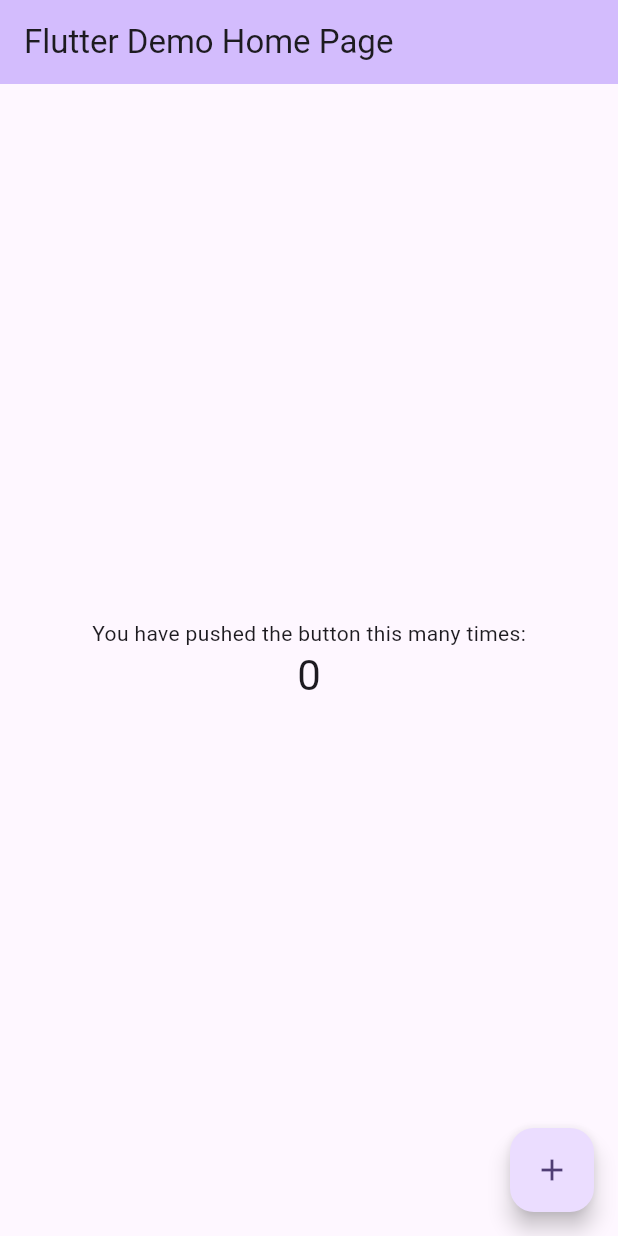
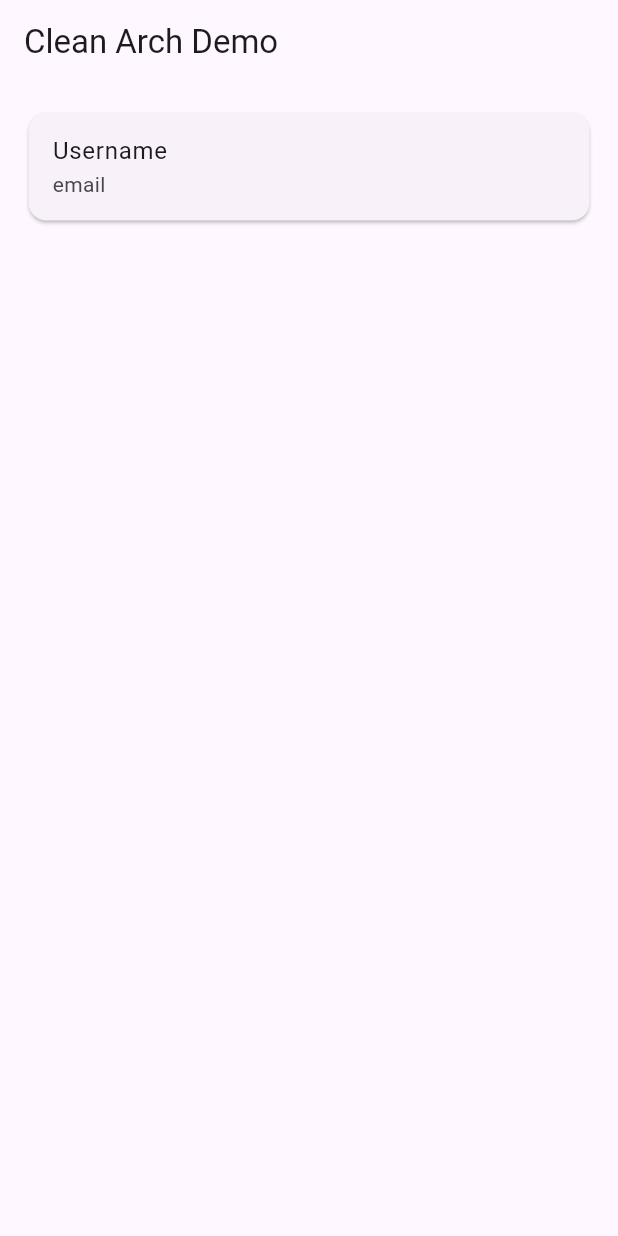
Before and after one commit to MuhammadNaushad/my_first_clean_architecture_demo, a Flutter app: the screen it shows after launch, on a phone screen of 412 x 824 dp. Run offline on Flutter 3.47's test engine with Material 3 defaults, Android fonts, the phone set to English and light mode, and no system bars; our stand-ins replace get_it.

Commit message:
changes 2-4-2024

```diff
--- /dev/null
+++ b/lib/data/repository/user_repository.dart
@@ -0,0 +1,5 @@
+import 'package:my_first_clean_architecture_demo/domain/entity/user_domain.dart';
+
+abstract class UserRepository {
+  Future<List<UserDomain>> getUsers();
+}
--- /dev/null
+++ b/lib/domain/entity/user_domain.dart
@@ -0,0 +1,17 @@
+class UserDomain {
+  int? id;
+  String? name;
+  String? username;
+  String? email;
+  String? phone;
+  String? website;
+
+  UserDomain({
+    this.id,
+    this.name,
+    this.username,
+    this.email,
+    this.phone,
+    this.website,
+  });
+}
--- /dev/null
+++ b/lib/domain/models/user_json_model.dart
@@ -0,0 +1,36 @@
+import 'package:my_first_clean_architecture_demo/domain/entity/user_domain.dart';
+
+class UserJsonModel {
+  int? id;
+  String? name;
+  String? username;
+  String? email;
+  String? phone;
+  String? website;
+
+  UserJsonModel({
+    this.id,
+    this.name,
+    this.username,
+    this.email,
+    this.phone,
+    this.website,
+  });
+
+  UserJsonModel.fromJson(Map<String, dynamic> json) {
+    id = json['id'] ?? 0;
+    name = json['name'] ?? "";
+    username = json['username'] ?? "";
+    email = json['email'] ?? "";
+    phone = json['phone'] ?? "";
+    website = json['website'] ?? "";
+  }
+
+  UserDomain toDomain() => UserDomain(
+        id: id,
+        name: name,
+        email: email!.split("@").first,
+        phone: phone,
+        website: website,
+      );
+}
--- a/lib/main.dart
+++ b/lib/main.dart
@@ -1,52 +1,37 @@
 import 'package:flutter/material.dart';
+import 'package:get_it/get_it.dart';
+import 'package:my_first_clean_architecture_demo/data/repository/firebase_user_repository.dart';
+import 'package:my_first_clean_architecture_demo/data/repository/rest_api_user_repository.dart';
+import 'package:my_first_clean_architecture_demo/data/repository/user_repository.dart';
 
+import 'screens/user_list.dart';
+
+final GetIt getIt = GetIt.instance;
 void main() {
+  getIt.registerLazySingleton<UserRepository>(() => FirebaseUserRepository());
   runApp(const MyApp());
 }
 
 class MyApp extends StatelessWidget {
   const MyApp({super.key});
 
-  // This widget is the root of your application.
   @override
   Widget build(BuildContext context) {
     return MaterialApp(
       title: 'Flutter Demo',
       theme: ThemeData(
-        // This is the theme of your application.
-        //
-        // TRY THIS: Try running your application with "flutter run". You'll see
-        // the application has a blue toolbar. Then, without quitting the app,
-        // try changing the seedColor in the colorScheme below to Colors.green
-        // and then invoke "hot reload" (save your changes or press the "hot
-        // reload" button in a Flutter-supported IDE, or press "r" if you used
-        // the command line to start the app).
-        //
-        // Notice that the counter didn't reset back to zero; the application
-        // state is not lost during the reload. To reset the state, use hot
-        // restart instead.
-        //
-        // This works for code too, not just values: Most code changes can be
-        // tested with just a hot reload.
         colorScheme: ColorScheme.fromSeed(seedColor: Colors.deepPurple),
         useMaterial3: true,
       ),
-      home: const MyHomePage(title: 'Flutter Demo Home Page'),
+      home: UserListScreen(
+        userRepository: getIt(),
+      ),
     );
   }
 }
 
 class MyHomePage extends StatefulWidget {
   const MyHomePage({super.key, required this.title});
-
-  // This widget is the home page of your application. It is stateful, meaning
-  // that it has a State object (defined below) that contains fields that affect
-  // how it looks.
-
-  // This class is the configuration for the state. It holds the values (in this
-  // case the title) provided by the parent (in this case the App widget) and
-  // used by the build method of the State. Fields in a Widget subclass are
-  // always marked "final".
 
   final String title;
 
@@ -59,50 +44,19 @@ class _MyHomePageState extends State<MyHomePage> {
 
   void _incrementCounter() {
     setState(() {
-      // This call to setState tells the Flutter framework that something has
-      // changed in this State, which causes it to rerun the build method below
-      // so that the display can reflect the updated values. If we changed
-      // _counter without calling setState(), then the build method would not be
-      // called again, and so nothing would appear to happen.
       _counter++;
     });
   }
 
   @override
   Widget build(BuildContext context) {
-    // This method is rerun every time setState is called, for instance as done
-    // by the _incrementCounter method above.
-    //
-    // The Flutter framework has been optimized to make rerunning build methods
-    // fast, so that you can just rebuild anything that needs updating rather
-    // than having to individually change instances of widgets.
     return Scaffold(
       appBar: AppBar(
-        // TRY THIS: Try changing the color here to a specific color (to
-        // Colors.amber, perhaps?) and trigger a hot reload to see the AppBar
-        // change color while the other colors stay the same.
         backgroundColor: Theme.of(context).colorScheme.inversePrimary,
-        // Here we take the value from the MyHomePage object that was created by
-        // the App.build method, and use it to set our appbar title.
         title: Text(widget.title),
       ),
       body: Center(
-        // Center is a layout widget. It takes a single child and positions it
-        // in the middle of the parent.
         child: Column(
-          // Column is also a layout widget. It takes a list of children and
-          // arranges them vertically. By default, it sizes itself to fit its
-          // children horizontally, and tries to be as tall as its parent.
-          //
-          // Column has various properties to control how it sizes itself and
-          // how it positions its children. Here we use mainAxisAlignment to
-          // center the children vertically; the main axis here is the vertical
-          // axis because Columns are vertical (the cross axis would be
-          // horizontal).
-          //
-          // TRY THIS: Invoke "debug painting" (choose the "Toggle Debug Paint"
-          // action in the IDE, or press "p" in the console), to see the
-          // wireframe for each widget.
           mainAxisAlignment: MainAxisAlignment.center,
           children: <Widget>[
             const Text(
@@ -119,7 +73,7 @@ class _MyHomePageState extends State<MyHomePage> {
         onPressed: _incrementCounter,
         tooltip: 'Increment',
         child: const Icon(Icons.add),
-      ), // This trailing comma makes auto-formatting nicer for build methods.
+      ),
     );
   }
 }
--- /dev/null
+++ b/lib/screens/user_list.dart
@@ -0,0 +1,58 @@
+import 'package:flutter/material.dart';
+import 'package:my_first_clean_architecture_demo/data/repository/rest_api_user_repository.dart';
+import 'package:my_first_clean_architecture_demo/data/repository/user_repository.dart';
+import '../domain/entity/user_domain.dart';
+
+class UserListScreen extends StatefulWidget {
+  final UserRepository userRepository;
+  const UserListScreen({super.key, required this.userRepository});
+
+  @override
+  State<UserListScreen> createState() => _UserListScreenState();
+}
+
+class _UserListScreenState extends State<UserListScreen> {
+  List<UserDomain> users = [];
+
+  // RestApiUserRepository userModel = RestApiUserRepository();
+  late UserRepository userRepository;
+
+  Future<void> _fetchUsers() async {
+    users = await userRepository.getUsers();
+  }
+
+  @override
+  void initState() {
+    super.initState();
+    userRepository = widget.userRepository;
+    _init();
+  }
+
+  void _init() async {
+    await _fetchUsers();
+    setState(() {});
+  }
+
+  @override
+  Widget build(BuildContext context) {
+    return Scaffold(
+      appBar: AppBar(
+        title: const Text("Clean Arch Demo"),
+      ),
+      body: users.isNotEmpty
+          ? ListView.builder(
+              padding: const EdgeInsets.all(15),
+              itemCount: users.length,
+              itemBuilder: (BuildContext context, int index) {
+                return Card(
+                  child: ListTile(
+                    title: Text(users[index].name!),
+                    subtitle: Text(users[index].email!),
+                  ),
+                );
+              },
+            )
+          : const Center(child: CircularProgressIndicator()),
+    );
+  }
+}
```
Also changed, not shown: lib/data/repository/firebase_user_repository.dart (added, +10 -0 lines), lib/data/repository/rest_api_user_repository.dart (added, +27 -0 lines), pubspec.yaml (+6 -66 lines), pubspec.lock, 2 other files.
